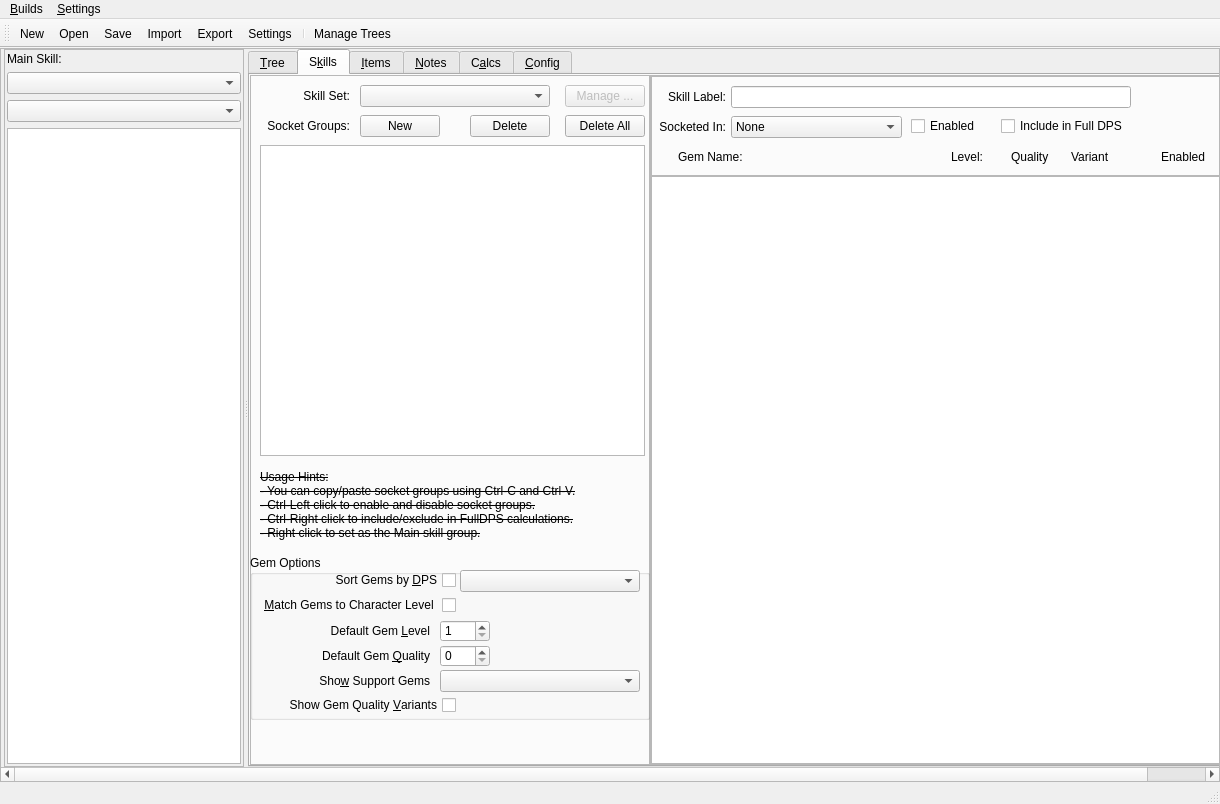
PathOfBuildingCommunity/PathOfBuilding-Python, file Assets/PoB_Main_Window.ui: the form before one commit.
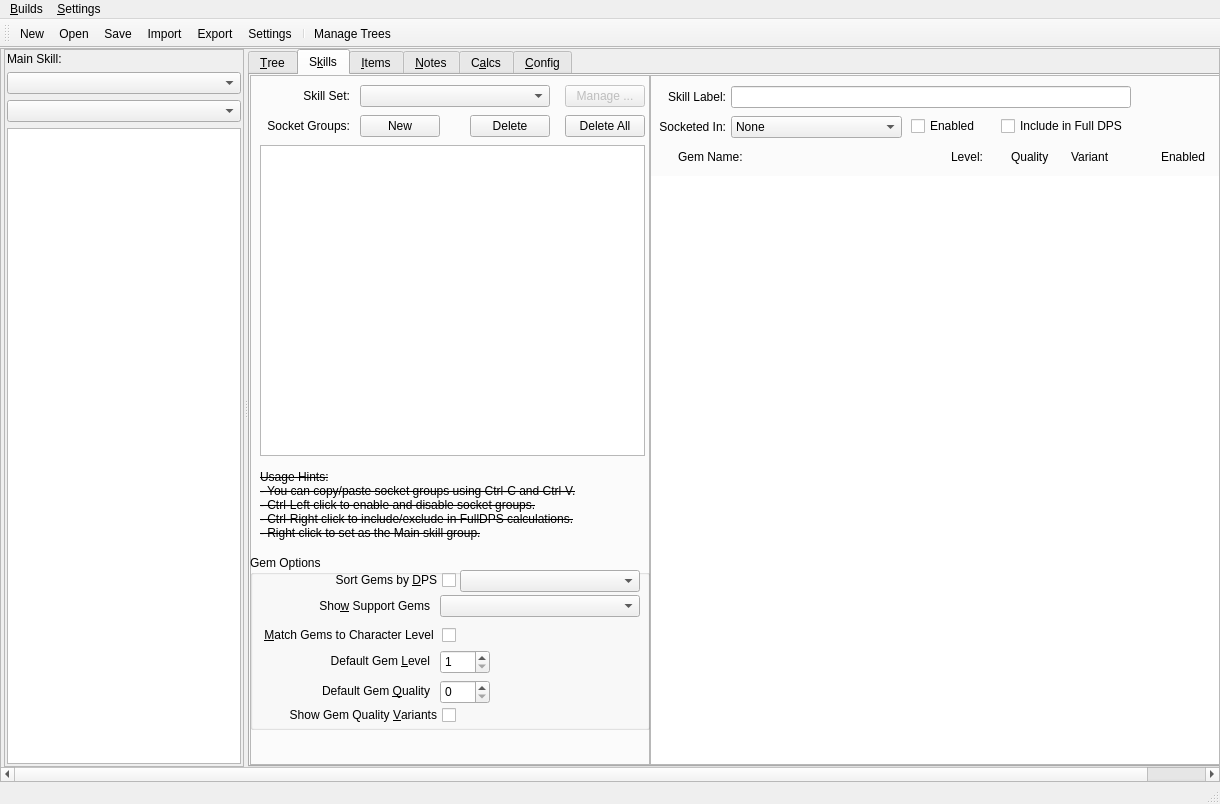
The form after the commit. Icons and pictures are not drawn.

Diff of the .ui file:
```diff
--- a/Assets/PoB_Main_Window.ui
+++ b/Assets/PoB_Main_Window.ui
@@ -425,7 +425,7 @@
                   <x>0</x>
                   <y>480</y>
                   <width>400</width>
-                  <height>165</height>
+                  <height>175</height>
                  </rect>
                 </property>
                 <property name="minimumSize">
@@ -441,7 +441,7 @@
                  <property name="geometry">
                   <rect>
                    <x>10</x>
-                   <y>65</y>
+                   <y>95</y>
                    <width>170</width>
                    <height>22</height>
                   </rect>
@@ -460,7 +460,7 @@
                  <property name="geometry">
                   <rect>
                    <x>10</x>
-                   <y>90</y>
+                   <y>125</y>
                    <width>170</width>
                    <height>22</height>
                   </rect>
@@ -475,25 +475,6 @@
                   <cstring>spin_DefaultGemQuality</cstring>
                  </property>
                 </widget>
-                <widget class="QLabel" name="label_ShowSupportGems">
-                 <property name="geometry">
-                  <rect>
-                   <x>10</x>
-                   <y>115</y>
-                   <width>170</width>
-                   <height>22</height>
-                  </rect>
-                 </property>
-                 <property name="text">
-                  <string>Sho&amp;w Support Gems</string>
-                 </property>
-                 <property name="alignment">
-                  <set>Qt::AlignRight|Qt::AlignTrailing|Qt::AlignVCenter</set>
-                 </property>
-                 <property name="buddy">
-                  <cstring>combo_ShowSupportGems</cstring>
-                 </property>
-                </widget>
                 <widget class="QComboBox" name="combo_SortByDPS">
                  <property name="geometry">
                   <rect>
@@ -508,9 +489,9 @@
                  <property name="geometry">
                   <rect>
                    <x>190</x>
-                   <y>65</y>
+                   <y>95</y>
                    <width>50</width>
-                   <height>22</height>
+                   <height>24</height>
                   </rect>
                  </property>
                  <property name="minimum">
@@ -524,25 +505,15 @@
                  <property name="geometry">
                   <rect>
                    <x>190</x>
-                   <y>90</y>
+                   <y>125</y>
                    <width>50</width>
-                   <height>22</height>
+                   <height>24</height>
                   </rect>
                  </property>
                  <property name="maximum">
                   <number>40</number>
                  </property>
                 </widget>
-                <widget class="QComboBox" name="combo_ShowSupportGems">
-                 <property name="geometry">
-                  <rect>
-                   <x>190</x>
-                   <y>115</y>
-                   <width>200</width>
-                   <height>22</height>
-                  </rect>
-                 </property>
-                </widget>
                 <widget class="QCheckBox" name="check_SortByDPS">
                  <property name="geometry">
                   <rect>
@@ -563,7 +534,7 @@
                  <property name="geometry">
                   <rect>
                    <x>10</x>
-                   <y>140</y>
+                   <y>150</y>
                    <width>196</width>
                    <height>20</height>
                   </rect>
@@ -579,7 +550,7 @@
                  <property name="geometry">
                   <rect>
                    <x>0</x>
-                   <y>40</y>
+                   <y>70</y>
                    <width>206</width>
                    <height>20</height>
                   </rect>
@@ -594,6 +565,35 @@
                   <string>&amp;Match Gems to Character Level </string>
                  </property>
                 </widget>
+                <widget class="QLabel" name="label_ShowSupportGems">
+                 <property name="geometry">
+                  <rect>
+                   <x>10</x>
+                   <y>40</y>
+                   <width>170</width>
+                   <height>22</height>
+                  </rect>
+                 </property>
+                 <property name="text">
+                  <string>Sho&amp;w Support Gems</string>
+                 </property>
+                 <property name="alignment">
+                  <set>Qt::AlignRight|Qt::AlignTrailing|Qt::AlignVCenter</set>
+                 </property>
+                 <property name="buddy">
+                  <cstring>combo_ShowSupportGems</cstring>
+                 </property>
+                </widget>
+                <widget class="QComboBox" name="combo_ShowSupportGems">
+                 <property name="geometry">
+                  <rect>
+                   <x>190</x>
+                   <y>40</y>
+                   <width>200</width>
+                   <height>22</height>
+                  </rect>
+                 </property>
+                </widget>
                </widget>
                <widget class="QComboBox" name="combo_SkillSet">
                 <property name="geometry">
@@ -742,7 +742,7 @@
                    </size>
                   </property>
                   <property name="frameShape">
-                   <enum>QFrame::StyledPanel</enum>
+                   <enum>QFrame::NoFrame</enum>
                   </property>
                   <property name="frameShadow">
                    <enum>QFrame::Raised</enum>
@@ -984,6 +984,9 @@
                 </item>
                 <item>
                  <widget class="QListWidget" name="list_Skills">
+                  <property name="frameShape">
+                   <enum>QFrame::NoFrame</enum>
+                  </property>
                   <property name="horizontalScrollBarPolicy">
                    <enum>Qt::ScrollBarAlwaysOff</enum>
                   </property>
```
Left out of the diff: 10 changed lines with no effect on the pictures.
